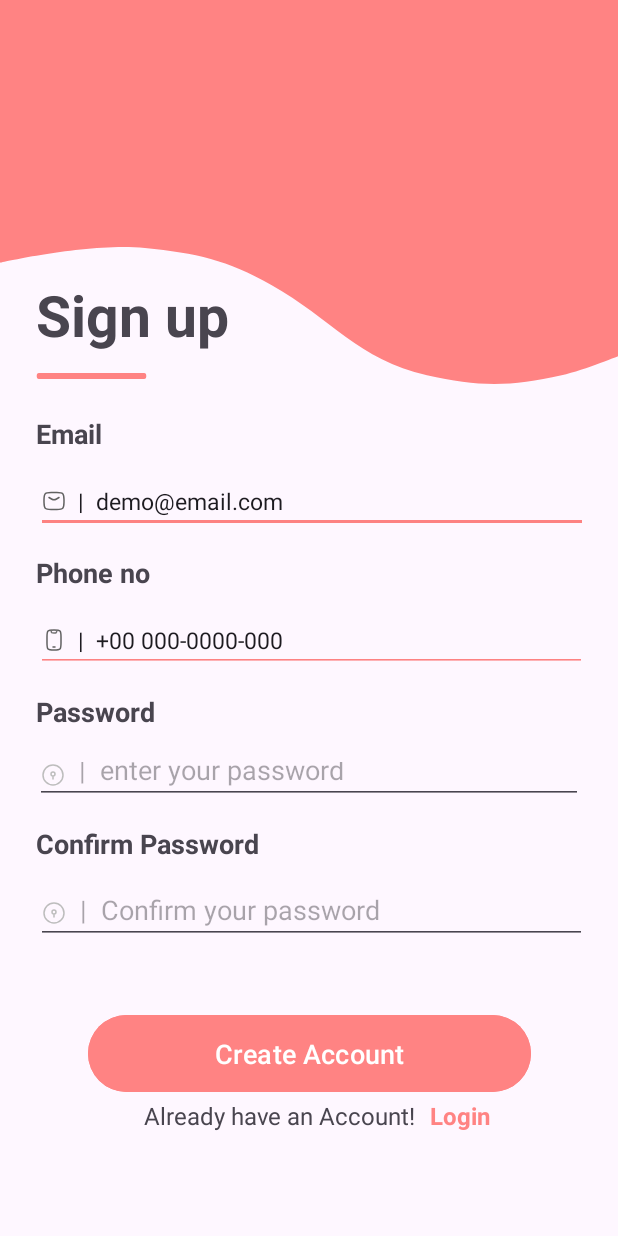
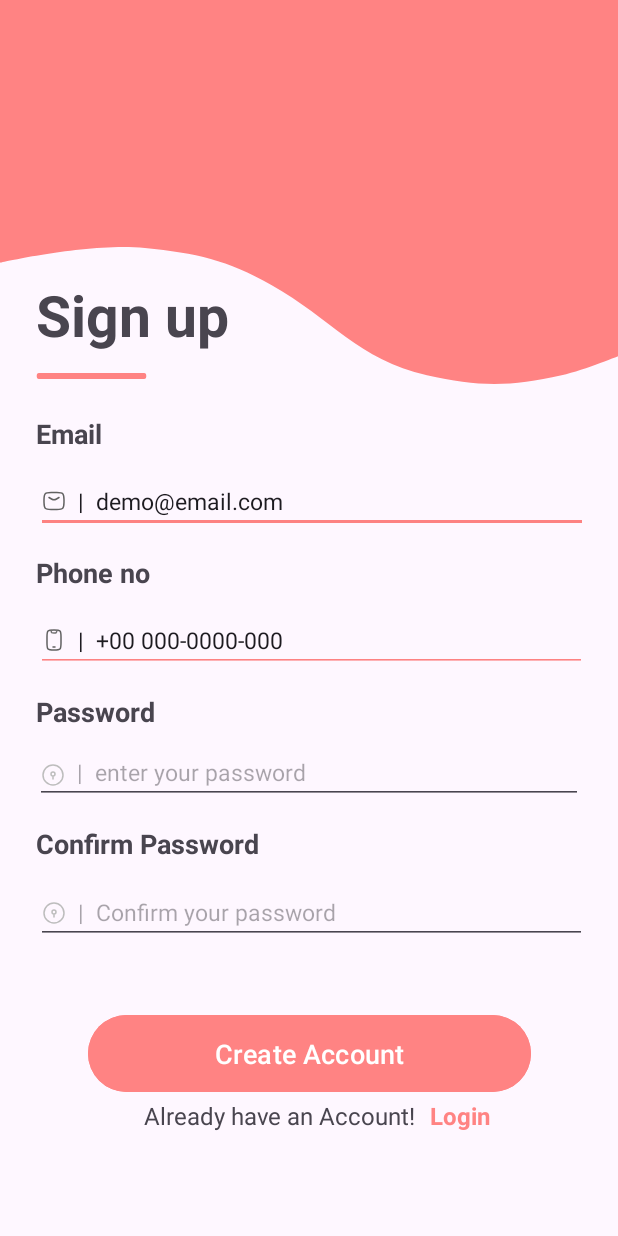
Before and after one commit to NguyenTanDat1105/BTAndroid65CLC, an Android app: the screen it shows after launch (MainActivity), on a phone screen of 412 x 824 dp. Run offline under Robolectric (Android 15) with nearby library versions, the phone set to English and light mode, and no system bars.

Commit message:
LoginScreen

```diff
--- a/LoginScreenFigma/app/src/main/res/layout/activity_main.xml
+++ b/LoginScreenFigma/app/src/main/res/layout/activity_main.xml
@@ -126,6 +126,7 @@
             android:ems="10"
             android:hint="  |  enter your password"
             android:inputType="textPassword"
+            android:textSize="15dp"
             app:layout_constraintBottom_toTopOf="@+id/textView6"
             app:layout_constraintStart_toStartOf="parent"
             app:layout_constraintTop_toBottomOf="@+id/textView5" />
@@ -152,6 +153,7 @@
             android:ems="10"
             android:hint="  |  Confirm your password"
             android:inputType="textPassword"
+            android:textSize="15dp"
             app:layout_constraintBottom_toBottomOf="parent"
             app:layout_constraintStart_toStartOf="parent"
             app:layout_constraintTop_toBottomOf="@+id/textView6" />
```
